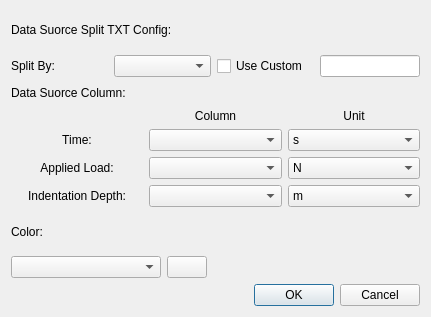
First picture: the form in Ui_Config.ui, repository caowen2211891/SouthernUSAFM, before the edit.
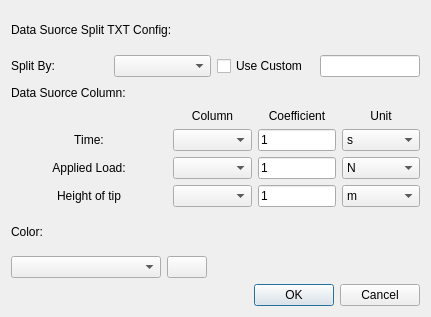
Second picture: the form after the edit.

The edit to the form file:
```diff
--- a/Ui_Config.ui
+++ b/Ui_Config.ui
@@ -71,70 +71,7 @@
       </widget>
      </item>
      <item>
-      <layout class="QGridLayout" name="gridLayout_2">
-       <item row="0" column="2">
-        <widget class="QLabel" name="label_5">
-         <property name="text">
-          <string>Unit</string>
-         </property>
-         <property name="alignment">
-          <set>Qt::AlignCenter</set>
-         </property>
-        </widget>
-       </item>
-       <item row="1" column="0">
-        <widget class="QLabel" name="label_4">
-         <property name="minimumSize">
-          <size>
-           <width>100</width>
-           <height>0</height>
-          </size>
-         </property>
-         <property name="text">
-          <string>Time:</string>
-         </property>
-         <property name="alignment">
-          <set>Qt::AlignCenter</set>
-         </property>
-        </widget>
-       </item>
-       <item row="1" column="1">
-        <widget class="QComboBox" name="t_comboBox">
-         <property name="currentText">
-          <string/>
-         </property>
-        </widget>
-       </item>
-       <item row="1" column="2">
-        <widget class="QComboBox" name="t_unitcomboBox">
-         <item>
-          <property name="text">
-           <string>s</string>
-          </property>
-         </item>
-         <item>
-          <property name="text">
-           <string>ms</string>
-          </property>
-         </item>
-        </widget>
-       </item>
-       <item row="2" column="0">
-        <widget class="QLabel" name="label_6">
-         <property name="minimumSize">
-          <size>
-           <width>100</width>
-           <height>0</height>
-          </size>
-         </property>
-         <property name="text">
-          <string>Applied Load:</string>
-         </property>
-         <property name="alignment">
-          <set>Qt::AlignCenter</set>
-         </property>
-        </widget>
-       </item>
+      <layout class="QGridLayout" name="gridLayout_2" columnstretch="2,1,1,1">
        <item row="0" column="1">
         <widget class="QLabel" name="label_7">
          <property name="frameShadow">
@@ -148,15 +85,8 @@
          </property>
         </widget>
        </item>
-       <item row="0" column="0">
-        <widget class="QLabel" name="label_11">
-         <property name="text">
-          <string/>
-         </property>
-        </widget>
-       </item>
-       <item row="3" column="0">
-        <widget class="QLabel" name="label_8">
+       <item row="1" column="0">
+        <widget class="QLabel" name="label_4">
          <property name="minimumSize">
           <size>
            <width>100</width>
@@ -164,21 +94,14 @@
           </size>
          </property>
          <property name="text">
-          <string>Indentation Depth:</string>
+          <string>Time:</string>
          </property>
          <property name="alignment">
           <set>Qt::AlignCenter</set>
          </property>
         </widget>
        </item>
-       <item row="2" column="1">
-        <widget class="QComboBox" name="al_comboBox">
-         <property name="currentIndex">
-          <number>-1</number>
-         </property>
-        </widget>
-       </item>
-       <item row="2" column="2">
+       <item row="2" column="3">
         <widget class="QComboBox" name="al_unitcomboBox">
          <item>
           <property name="text">
@@ -192,14 +115,7 @@
          </item>
         </widget>
        </item>
-       <item row="3" column="1">
-        <widget class="QComboBox" name="id_comboBox">
-         <property name="currentIndex">
-          <number>-1</number>
-         </property>
-        </widget>
-       </item>
-       <item row="3" column="2">
+       <item row="3" column="3">
         <widget class="QComboBox" name="id_unitcomboBox">
          <item>
           <property name="text">
@@ -228,6 +144,124 @@
          </item>
         </widget>
        </item>
+       <item row="2" column="2">
+        <widget class="QLineEdit" name="applied_coefficient_edit">
+         <property name="text">
+          <string>1</string>
+         </property>
+        </widget>
+       </item>
+       <item row="2" column="1">
+        <widget class="QComboBox" name="al_comboBox">
+         <property name="currentIndex">
+          <number>-1</number>
+         </property>
+        </widget>
+       </item>
+       <item row="3" column="1">
+        <widget class="QComboBox" name="id_comboBox">
+         <property name="currentIndex">
+          <number>-1</number>
+         </property>
+        </widget>
+       </item>
+       <item row="0" column="0">
+        <widget class="QLabel" name="label_11">
+         <property name="text">
+          <string/>
+         </property>
+        </widget>
+       </item>
+       <item row="3" column="0">
+        <widget class="QLabel" name="label_8">
+         <property name="minimumSize">
+          <size>
+           <width>100</width>
+           <height>0</height>
+          </size>
+         </property>
+         <property name="text">
+          <string>Height of tip</string>
+         </property>
+         <property name="alignment">
+          <set>Qt::AlignCenter</set>
+         </property>
+        </widget>
+       </item>
+       <item row="1" column="3">
+        <widget class="QComboBox" name="t_unitcomboBox">
+         <item>
+          <property name="text">
+           <string>s</string>
+          </property>
+         </item>
+         <item>
+          <property name="text">
+           <string>ms</string>
+          </property>
+         </item>
+        </widget>
+       </item>
+       <item row="2" column="0">
+        <widget class="QLabel" name="label_6">
+         <property name="minimumSize">
+          <size>
+           <width>100</width>
+           <height>0</height>
+          </size>
+         </property>
+         <property name="text">
+          <string>Applied Load:</string>
+         </property>
+         <property name="alignment">
+          <set>Qt::AlignCenter</set>
+         </property>
+        </widget>
+       </item>
+       <item row="1" column="2">
+        <widget class="QLineEdit" name="time_coefficient_edit">
+         <property name="inputMethodHints">
+          <set>Qt::ImhPreferNumbers</set>
+         </property>
+         <property name="text">
+          <string>1</string>
+         </property>
+        </widget>
+       </item>
+       <item row="1" column="1">
+        <widget class="QComboBox" name="t_comboBox">
+         <property name="currentText">
+          <string/>
+         </property>
+        </widget>
+       </item>
+       <item row="0" column="3">
+        <widget class="QLabel" name="label_5">
+         <property name="text">
+          <string>Unit</string>
+         </property>
+         <property name="alignment">
+          <set>Qt::AlignCenter</set>
+         </property>
+        </widget>
+       </item>
+       <item row="3" column="2">
+        <widget class="QLineEdit" name="indentation_coefficient_edit">
+         <property name="text">
+          <string>1</string>
+         </property>
+        </widget>
+       </item>
+       <item row="0" column="2">
+        <widget class="QLabel" name="label_9">
+         <property name="text">
+          <string>Coefficient</string>
+         </property>
+         <property name="alignment">
+          <set>Qt::AlignCenter</set>
+         </property>
+        </widget>
+       </item>
       </layout>
      </item>
      <item>
```
